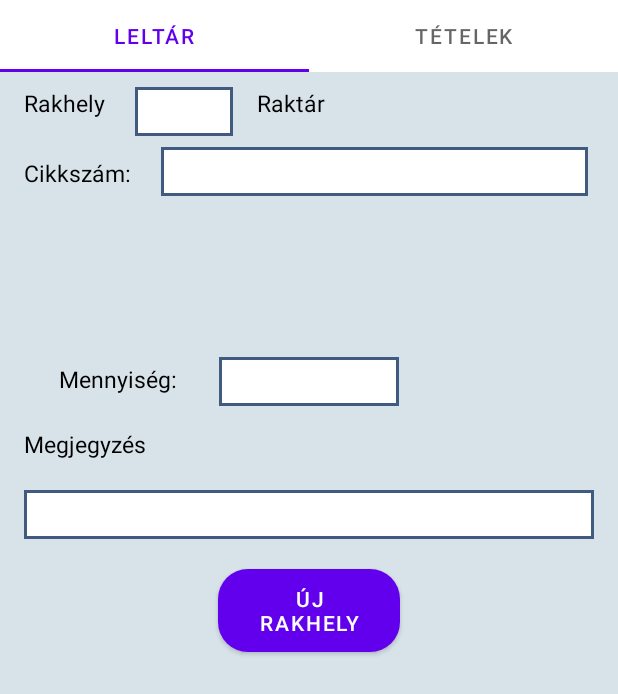
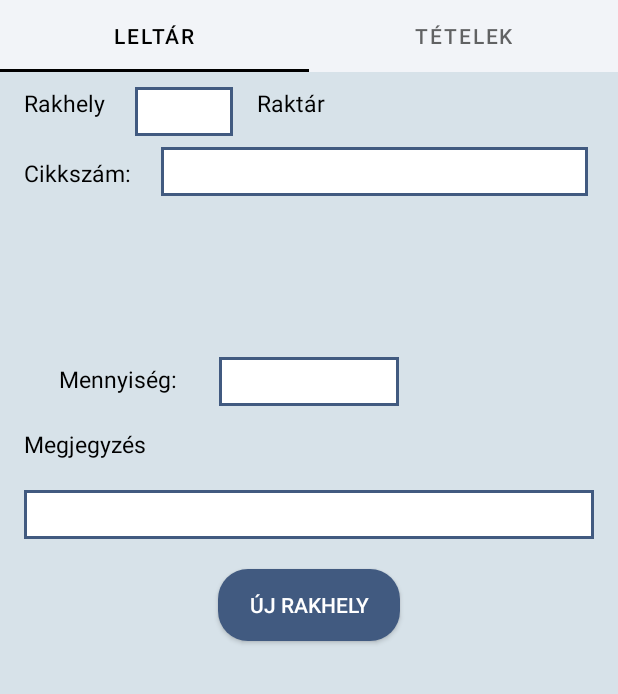
Before and after one commit to 1BlInD3/MobilLeltarKotlin, an Android app: the fragment TabbedFragment placed in its activity, on a phone screen of 412 x 824 dp. Shown: the top 694 px of the screen. Run offline under Robolectric (Android 15) with nearby library versions, the phone set to English and light mode, and no system bars; our stand-ins replace Dagger/Hilt's generated code, data binding; libraries missing offline, so code that uses them is left out: com.honeywell.aidc; 1 statement that could not run was skipped.

Commit message:
tabbed színek beállítva

```diff
--- a/app/src/main/java/com/fusetech/mobilleltarkotlin/ui/viewModels/LeltarViewModel.kt
+++ b/app/src/main/java/com/fusetech/mobilleltarkotlin/ui/viewModels/LeltarViewModel.kt
@@ -39,6 +39,7 @@ constructor(
         if (rakhely.isNotEmpty()) {
             leltarListener?.showData(updateListener, rakhely)
         }
+        leltarListener?.setProgressOff()
     }
 
     fun mennyisegClick(view: View) {
--- a/app/src/main/res/layout/fragment_leltar.xml
+++ b/app/src/main/res/layout/fragment_leltar.xml
@@ -162,12 +162,12 @@
             app:layout_constraintStart_toStartOf="parent"
             app:layout_constraintTop_toBottomOf="@+id/textView10" />
 
-        <Button
+        <android.widget.Button
             android:id="@+id/rakhelyButton"
             android:layout_width="121dp"
             android:layout_height="wrap_content"
             android:layout_marginTop="20dp"
-            android:background="@drawable/buttn"
+            android:background="@drawable/blue_button_select"
             android:text="Új rakhely"
             android:onClick="@{viewModel::buttonClick}"
             android:textColor="@android:color/white"
--- a/app/src/main/res/layout/fragment_tabbed.xml
+++ b/app/src/main/res/layout/fragment_tabbed.xml
@@ -21,7 +21,8 @@
             android:layout_height="wrap_content"
             app:layout_constraintEnd_toEndOf="parent"
             app:layout_constraintStart_toStartOf="parent"
-            app:layout_constraintTop_toTopOf="parent">
+            app:layout_constraintTop_toTopOf="parent"
+            android:background="@color/pocakszin3">
 
             <com.google.android.material.tabs.TabItem
                 android:layout_width="wrap_content"
--- a/app/src/main/res/values/themes.xml
+++ b/app/src/main/res/values/themes.xml
@@ -2,7 +2,7 @@
     <!-- Base application theme. -->
     <style name="Theme.MobilLeltarKotlin" parent="Theme.MaterialComponents.DayNight.DarkActionBar">
         <!-- Primary brand color. -->
-        <item name="colorPrimary">@color/purple_500</item>
+        <item name="colorPrimary">#000000</item>
         <item name="colorPrimaryVariant">@color/pocakszin4</item>
         <item name="colorOnPrimary">@color/white</item>
         <!-- Secondary brand color. -->
```
Also changed, not shown: app/src/main/res/drawable/tab_selector.xml (added, +7 -0 lines).
